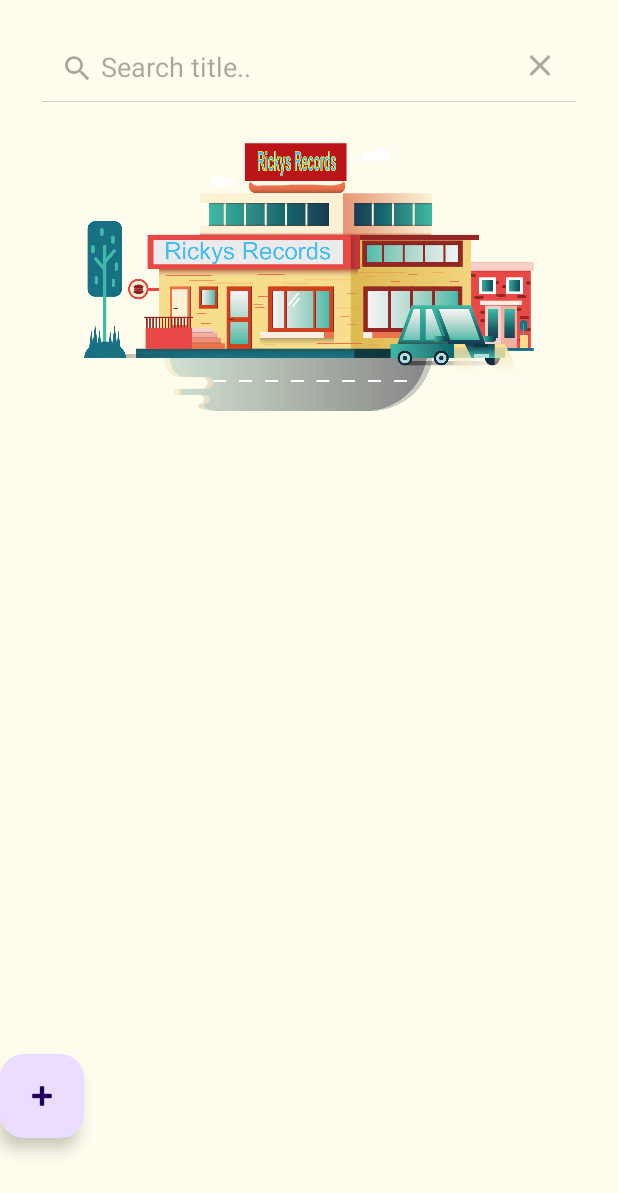
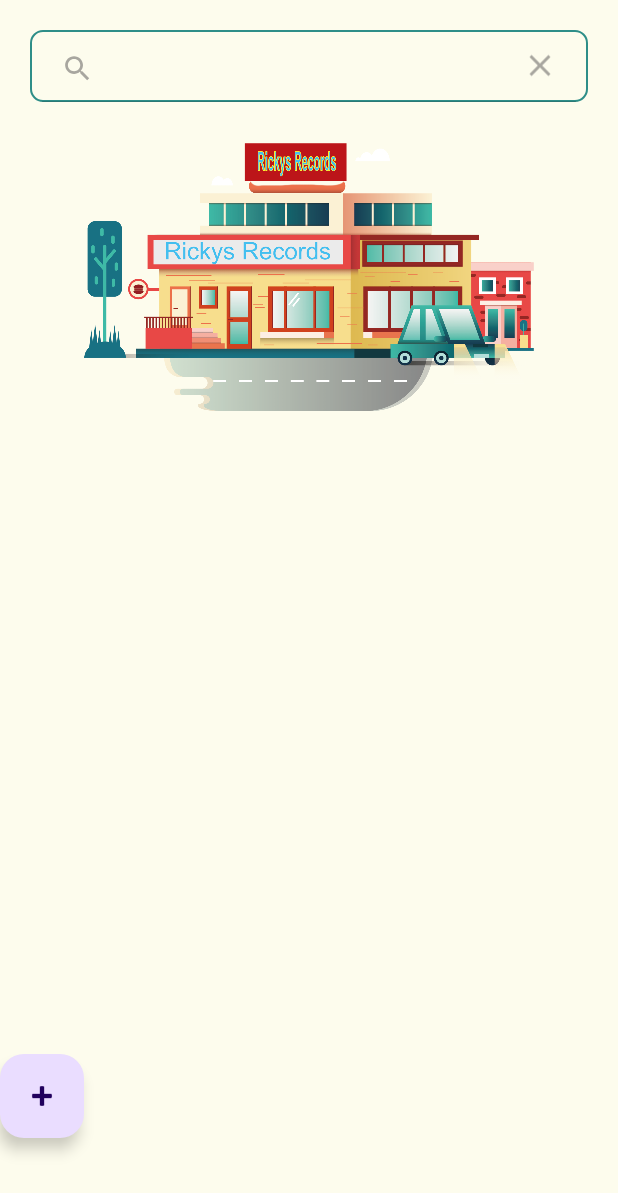
Before and after one commit to mmoazam/RecordShopApp, an Android app: the screen it shows after launch (MainActivity), after a tap on "Search", on a phone screen of 412 x 824 dp. Shown: the top 1193 px of the screen. Run offline under Robolectric (Android 15) with nearby library versions, the phone set to English and light mode, and no system bars; our stand-ins replace data binding.

Commit message:
add background

```diff
--- a/app/src/main/res/layout/activity_main.xml
+++ b/app/src/main/res/layout/activity_main.xml
@@ -22,9 +22,8 @@
             android:layout_width="match_parent"
             android:layout_height="wrap_content"
             android:layout_margin="20dp"
-
-
-            android:queryHint="Search title.."
+            android:background="@drawable/search_view_bg"
+            app:queryHint="Search title.."
             app:layout_constraintBottom_toTopOf="@id/imageHeader"
 
             app:layout_constraintTop_toTopOf="parent"
```
